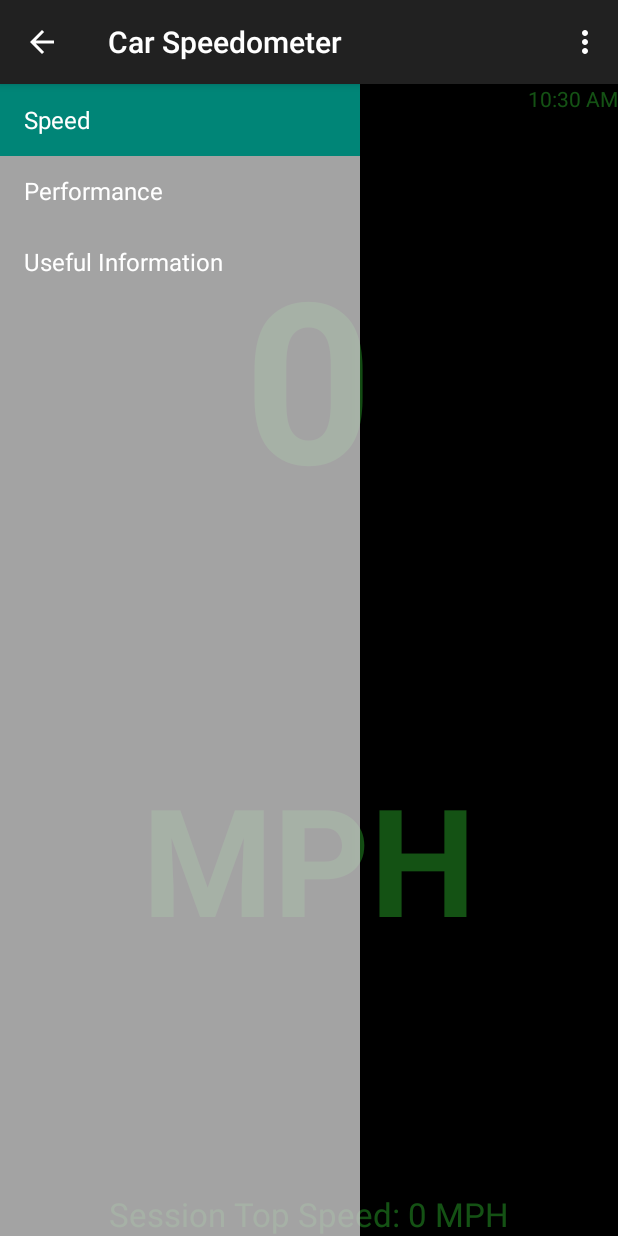
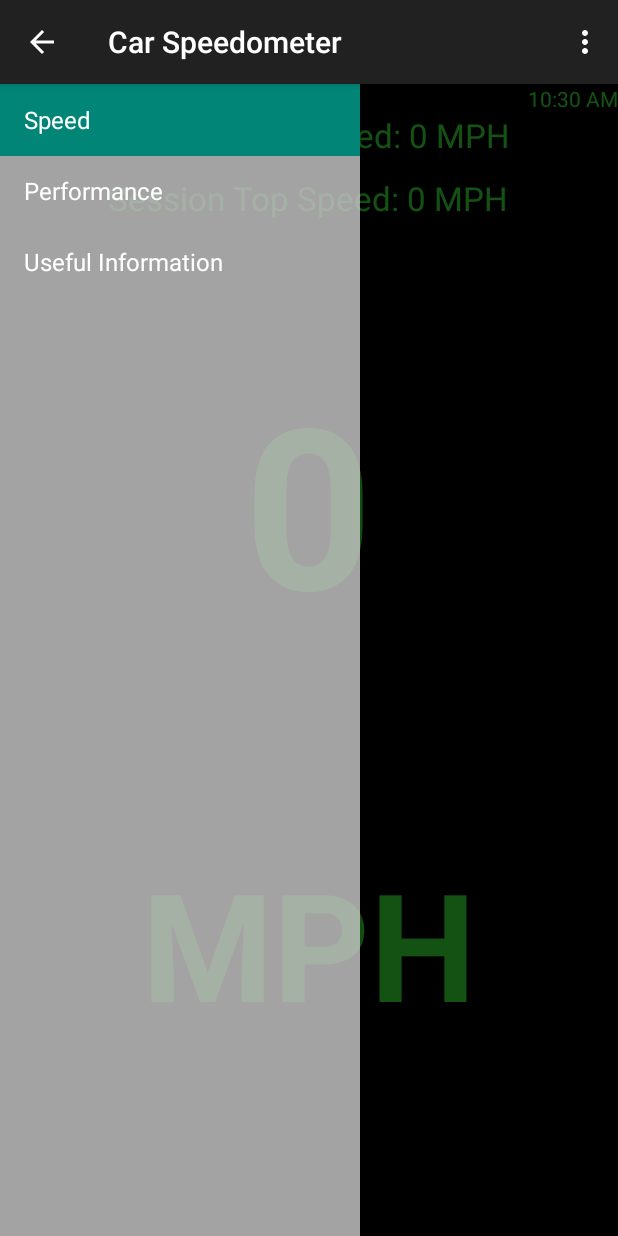
Before and after one commit to romadd1193/TestCarSpeedometer, an Android app: the screen it shows after launch (MainActivity), on a phone screen of 412 x 824 dp. Run offline under Robolectric (Android 15) with nearby library versions, the phone set to English and light mode, and no system bars; our stand-ins replace AdMob; 2 statements that could not run were skipped.

Commit message:
-Device no longer sleeps on speed or performance activities -Added textview for average speed on speed activity -Rearranged Advertisements on speed activity
-Still need java for average speed
http://stackoverflow.com/questions/8555102/how-to-calculate-moving-average-speed-from-gps?rq=1

```diff
--- a/app/src/main/AndroidManifest.xml
+++ b/app/src/main/AndroidManifest.xml
@@ -9,6 +9,7 @@
 
     <application
         android:allowBackup="true"
+
         android:icon="@mipmap/ic_launcher"
         android:label="@string/app_name"
         android:theme="@style/AppTheme" >
--- a/app/src/main/java/testcarspeedometer/jirmproductions/com/testcarspeedometer/Menu1_Fragment.java
+++ b/app/src/main/java/testcarspeedometer/jirmproductions/com/testcarspeedometer/Menu1_Fragment.java
@@ -1,6 +1,7 @@
 package testcarspeedometer.jirmproductions.com.testcarspeedometer;
 
 import android.content.Context;
+import android.graphics.Color;
 import android.location.Location;
 import android.location.LocationListener;
 import android.location.LocationManager;
@@ -22,6 +23,7 @@ import com.google.android.gms.ads.AdView;
 public class Menu1_Fragment extends Fragment implements LocationListener {
     private TextView txt;
     private TextView maxtxt;
+    private TextView avg;
     public Menu1_Fragment(){}
 
     @Override
@@ -35,6 +37,7 @@ public class Menu1_Fragment extends Fragment implements LocationListener {
 
         txt=(TextView)rootView.findViewById(R.id.initial);
         maxtxt=(TextView)rootView.findViewById(R.id.txtmax);
+        avg=(TextView) rootView.findViewById(R.id.txtavg);
 
 
         AdView mAdView = (AdView)rootView.findViewById(R.id.adView);
@@ -64,6 +67,7 @@ public class Menu1_Fragment extends Fragment implements LocationListener {
             if (nCurrentSpeed > nMaxSpeed) {
                 nMaxSpeed=nCurrentSpeed;
                 maxtxt.setText("Top Speed this Session: "+(Math.round(nCurrentSpeed * 2.23694)+""));
+                avg.setText("Avg Speed this Session: ");
             }
 
         }
--- a/app/src/main/res/layout/menu1_layout.xml
+++ b/app/src/main/res/layout/menu1_layout.xml
@@ -5,6 +5,7 @@
     android:layout_width="match_parent" android:layout_height="match_parent"
     android:orientation="vertical"
     android:background="#000000"
+    android:keepScreenOn="true"
     >
 
 
@@ -19,16 +20,27 @@
         android:layout_gravity="right" />
 
 
-    <com.google.android.gms.ads.AdView
-        android:id="@+id/adView"
+    <TextView
         android:layout_width="wrap_content"
         android:layout_height="wrap_content"
-        android:layout_centerHorizontal="true"
-        android:layout_alignParentBottom="true"
-        ads:adSize="BANNER"
-        ads:adUnitId="@string/banner_ad_unit_id"
-        android:layout_gravity="center_horizontal"/>
+        android:text="Session Avg Speed: 0 MPH"
+        android:id="@+id/txtavg"
+        android:gravity="center_horizontal"
+        android:textColor="#32cd32"
+        android:layout_gravity="center_horizontal"
+        android:layout_weight=".1"
+        android:textAppearance="?android:attr/textAppearanceLarge"/>
 
+    <TextView
+        android:layout_width="wrap_content"
+        android:layout_height="wrap_content"
+        android:layout_weight=".1"
+        android:textAppearance="?android:attr/textAppearanceLarge"
+        android:text="Session Top Speed: 0 MPH"
+        android:id="@+id/txtmax"
+        android:gravity="center_horizontal"
+        android:textColor="#32cd32"
+        android:layout_gravity="center_horizontal" />
 
     <TextView
         android:layout_weight="1"
@@ -41,7 +53,8 @@
         android:textColor="#32cd32"
         android:textStyle="bold"
         android:textSize="150sp"
-        android:layout_gravity="center_horizontal" />
+        android:layout_gravity="center_horizontal"
+/>
 
     <TextView
         android:layout_weight="1"
@@ -61,16 +74,15 @@
         android:background="#000000"
         >
 
-        <TextView
+        <com.google.android.gms.ads.AdView
+            android:id="@+id/adView"
             android:layout_width="0dp"
             android:layout_height="wrap_content"
-            android:layout_weight=".1"
-            android:textAppearance="?android:attr/textAppearanceLarge"
-            android:text="Session Top Speed: 0 MPH"
-            android:id="@+id/txtmax"
-            android:gravity="center_horizontal"
-            android:textColor="#32cd32"
-        />
+            android:layout_centerHorizontal="true"
+            android:layout_alignParentBottom="true"
+            ads:adSize="BANNER"
+            ads:adUnitId="@string/banner_ad_unit_id"
+            android:layout_weight=".1" />
 
     </LinearLayout>
 
```
Also changed, not shown: app/src/main/res/layout/menu2_layout.xml (+5 -4 lines), 1 other file.
